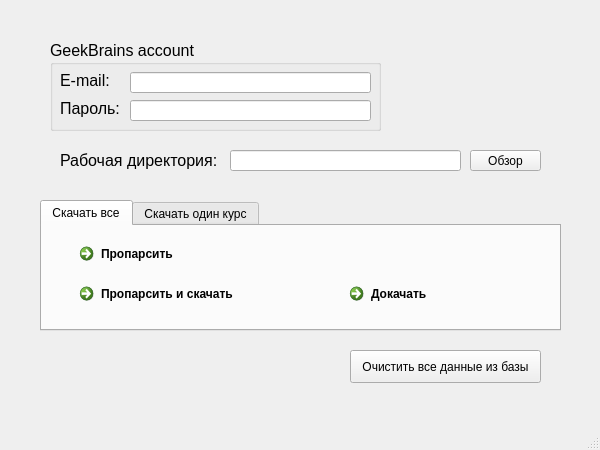
Old version of the form design/main.ui in the repository nishadrin/downloadgb.
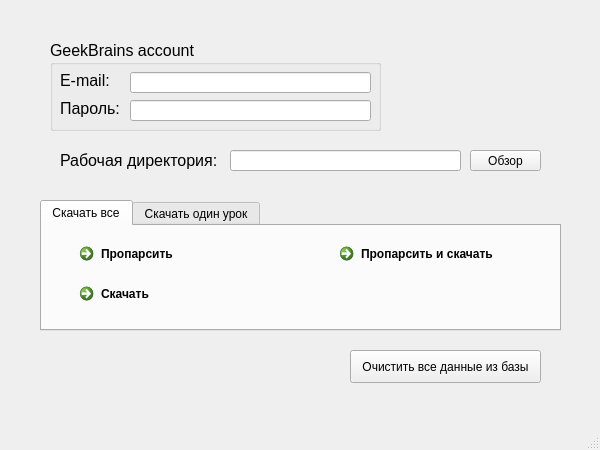
New version of the form. The open tabs and pages were chosen to show the change.

Commit message: change logic in design files

Diff of the .ui file:
```diff
--- a/design/main.ui
+++ b/design/main.ui
@@ -133,8 +133,8 @@
      <widget class="QCommandLinkButton" name="parseDownloadLinkButton">
       <property name="geometry">
        <rect>
-        <x>30</x>
-        <y>50</y>
+        <x>290</x>
+        <y>10</y>
         <width>191</width>
         <height>31</height>
        </rect>
@@ -146,20 +146,20 @@
      <widget class="QCommandLinkButton" name="downloadFinishLinkButton">
       <property name="geometry">
        <rect>
-        <x>300</x>
+        <x>30</x>
         <y>50</y>
         <width>191</width>
         <height>31</height>
        </rect>
       </property>
       <property name="text">
-       <string>Докачать</string>
+       <string>Скачать</string>
       </property>
      </widget>
     </widget>
     <widget class="QWidget" name="oneLessonDownload">
      <attribute name="title">
-      <string>Скачать один курс</string>
+      <string>Скачать один урок</string>
      </attribute>
      <widget class="QLineEdit" name="lessonLinkEdit">
       <property name="geometry">
```
Left out of the diff: 8 changed lines with no effect on the pictures. The commit also changes 1 other file.
